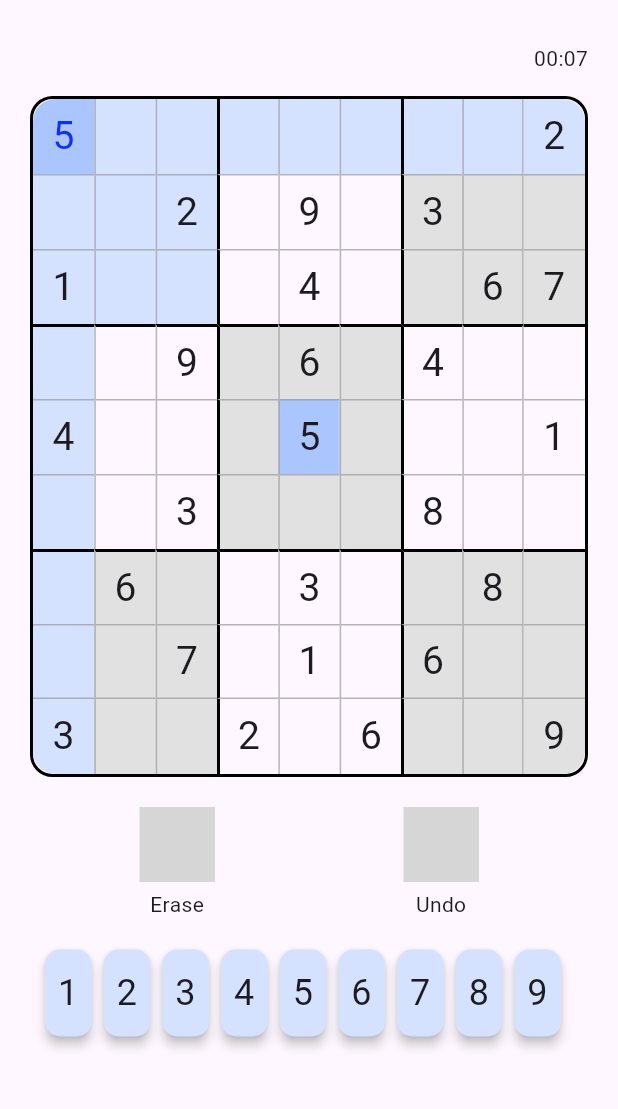
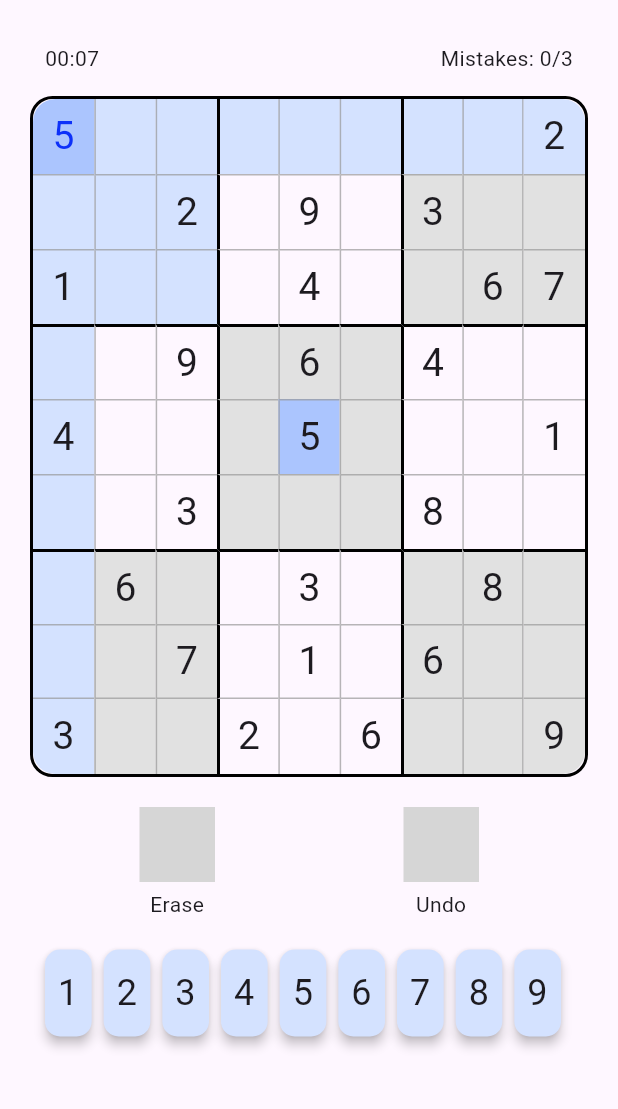
Before and after one commit to AkashM006/flutter-sudoku, a Flutter app: the screen it shows after launch, on a phone screen of 412 x 824 dp, the part 63-1172 px from its top. Run offline on Flutter 3.47's test engine with Material 2 defaults, Android fonts, the phone set to English and light mode, and no system bars; drawn by our look-alikes of rive; our stand-ins replace flutter_riverpod; grey boxes are pictures that could not be loaded.

Commit message:
Completed error counter and showing the modal, still need to implement restart, new game and end game

```diff
--- a/lib/providers/sudoku_table_provider.dart
+++ b/lib/providers/sudoku_table_provider.dart
@@ -1,5 +1,6 @@
 import 'package:flutter_riverpod/flutter_riverpod.dart';
 import 'package:sudoku/providers/selected_item_provider.dart';
+import 'package:sudoku/providers/sudoku_game_provider.dart';
 
 class History {
   const History({
@@ -27,7 +28,9 @@ class Sudoku {
 }
 
 class SudokuTableNotifier extends StateNotifier<Sudoku> {
-  SudokuTableNotifier() : super(Sudoku());
+  SudokuTableNotifier(this.errorCountIncrementer) : super(Sudoku());
+
+  final Function() errorCountIncrementer;
 
   void setSudoku(
     List<List<int>> init,
@@ -53,15 +56,20 @@ class SudokuTableNotifier extends StateNotifier<Sudoku> {
           )
           .toList();
 
+      if (updatedList[row][column] != data &&
+          updatedList[row][column] != state.solutionState![row][column]) {
+        // if user enters something wrong then increment the error count
+        errorCountIncrementer();
+      }
+
       updatedHistory.add(
         History(
           cell: SudokuCell(row: row, column: column),
           oldValue: updatedList[row][column],
-          newValue: data,
+          newValue: updatedList[row][column] == data ? 0 : data,
         ),
       );
-
-      updatedList[row][column] = data;
+      updatedList[row][column] = updatedList[row][column] == data ? 0 : data;
 
       state = Sudoku(
         init: updatedList,
@@ -93,5 +101,10 @@ class SudokuTableNotifier extends StateNotifier<Sudoku> {
 }
 
 final sudokuTableProvider = StateNotifierProvider<SudokuTableNotifier, Sudoku>(
-  (ref) => SudokuTableNotifier(),
+  (ref) {
+    final errorCountIncrementer =
+        ref.read(sudokuGameProvider.notifier).incrementErrorCount;
+
+    return SudokuTableNotifier(errorCountIncrementer);
+  },
 );
--- a/lib/screens/sudoku.dart
+++ b/lib/screens/sudoku.dart
@@ -3,6 +3,7 @@ import 'package:flutter_riverpod/flutter_riverpod.dart';
 import 'package:sudoku/data/sudoku_data.dart';
 import 'package:sudoku/providers/sudoku_table_provider.dart';
 import 'package:sudoku/widgets/sudoku_actions.dart';
+import 'package:sudoku/widgets/sudoku_error_counter.dart';
 import 'package:sudoku/widgets/sudoku_numpad.dart';
 import 'package:sudoku/widgets/sudoku_table.dart';
 import 'package:sudoku/widgets/sudoku_timer.dart';
@@ -43,31 +44,37 @@ class _SudokuScreenState extends ConsumerState<SudokuScreen> {
           ? const Center(
               child: CircularProgressIndicator(),
             )
-          : SingleChildScrollView(
+          : const SingleChildScrollView(
               child: Padding(
-                padding: const EdgeInsets.only(
+                padding: EdgeInsets.only(
                   left: 20,
                   right: 20,
                   bottom: 20,
                 ),
                 child: Column(
                   children: [
-                    const SizedBox(
+                    SizedBox(
                       height: 15,
                     ),
-                    Container(
-                      alignment: Alignment.centerRight,
-                      child: const SudokuTimer(),
+                    Padding(
+                      padding: EdgeInsets.symmetric(horizontal: 10),
+                      child: Row(
+                        mainAxisAlignment: MainAxisAlignment.spaceBetween,
+                        children: [
+                          SudokuTimer(),
+                          SudokuErrorCounter(),
+                        ],
+                      ),
                     ),
-                    const SudokuTable(),
-                    const SizedBox(
+                    SudokuTable(),
+                    SizedBox(
                       height: 20,
                     ),
-                    const SudokuActions(),
-                    const SizedBox(
+                    SudokuActions(),
+                    SizedBox(
                       height: 20,
                     ),
-                    const SudokuNumPad(),
+                    SudokuNumPad(),
                   ],
                 ),
               ),
--- /dev/null
+++ b/lib/widgets/sudoku_error_counter.dart
@@ -0,0 +1,37 @@
+import 'package:flutter/material.dart';
+import 'package:flutter_riverpod/flutter_riverpod.dart';
+import 'package:sudoku/providers/sudoku_game_provider.dart';
+import 'package:sudoku/widgets/game_over_dialog.dart';
+
+class SudokuErrorCounter extends ConsumerStatefulWidget {
+  const SudokuErrorCounter({super.key});
+
+  @override
+  ConsumerState<SudokuErrorCounter> createState() {
+    return _SudokuErrorCounterState();
+  }
+}
+
+class _SudokuErrorCounterState extends ConsumerState<SudokuErrorCounter> {
+  @override
+  void initState() {
+    super.initState();
+    ref.read(sudokuGameProvider.notifier).addListener((state) async {
+      if (state.errorCount >= state.permissibleErrorCount) {
+        await showDialog(
+          context: context,
+          builder: (context) => const GameOverDialog(),
+        );
+      }
+    });
+  }
+
+  @override
+  Widget build(BuildContext context) {
+    final userErrors = ref.watch(sudokuGameProvider).errorCount;
+    final permissibleErrors =
+        ref.watch(sudokuGameProvider).permissibleErrorCount;
+
+    return Text("Mistakes: $userErrors/$permissibleErrors");
+  }
+}
--- a/lib/widgets/sudoku_table_item.dart
+++ b/lib/widgets/sudoku_table_item.dart
@@ -31,8 +31,6 @@ class _SudokuTableItemState extends ConsumerState<SudokuTableItem> {
 
   @override
   Widget build(BuildContext context) {
-    final original = ref.watch(sudokuTableProvider).originalUnFilledState;
-
     final selectedCell = ref.watch(selectedItemProvider);
     final tableState = ref.watch(sudokuTableProvider);
 
```
Also changed, not shown: lib/providers/sudoku_game_provider.dart (added, +29 -0 lines), lib/widgets/game_over_dialog.dart (added, +27 -0 lines).
